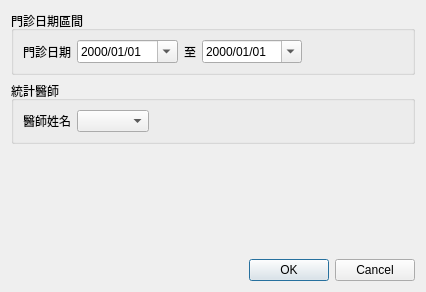
Before: the Qt Designer form ui/dialog_ins_date_doctor.ui in picacat/pyMedical, drawn with Qt 5.
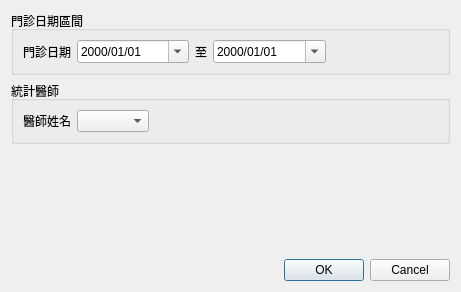
After: the same form once the commit is applied.

Diff of the .ui file:
```diff
--- a/ui/dialog_ins_date_doctor.ui
+++ b/ui/dialog_ins_date_doctor.ui
@@ -9,7 +9,7 @@
    <rect>
     <x>0</x>
     <y>0</y>
-    <width>426</width>
+    <width>461</width>
     <height>292</height>
    </rect>
   </property>
```
